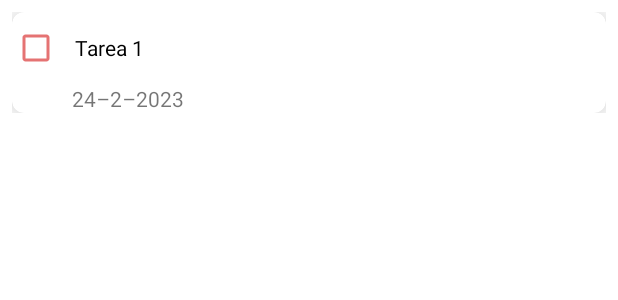
After one commit to Villoh/To-Do-List-Android, an Android app: the layout recycler_tarea.xml on its own in the app's theme, with its tools: preview values and no code run, on a phone screen of 412 x 824 dp. The commit adds this screen. Shown: the top 300 px of the screen. Run offline under Robolectric (Android 15) with nearby library versions, the phone set to English and light mode, and no system bars.

Commit message:
Vista recycler tarea realizada.

```diff
--- /dev/null
+++ b/app/src/main/res/layout/recycler_tarea.xml
@@ -0,0 +1,52 @@
+<?xml version="1.0" encoding="utf-8"?>
+<androidx.constraintlayout.widget.ConstraintLayout xmlns:android="http://schemas.android.com/apk/res/android"
+    xmlns:app="http://schemas.android.com/apk/res-auto"
+    xmlns:tools="http://schemas.android.com/tools"
+    android:layout_width="match_parent"
+    android:layout_height="wrap_content"
+    android:layout_margin="8dp">
+
+    <androidx.cardview.widget.CardView
+        android:layout_width="match_parent"
+        android:layout_height="match_parent"
+        app:cardCornerRadius="8dp"
+        app:cardElevation="8dp"
+        app:layout_constraintEnd_toEndOf="parent"
+        app:layout_constraintHorizontal_bias="0.5"
+        app:layout_constraintStart_toStartOf="parent"
+        app:layout_constraintTop_toTopOf="parent">
+
+        <androidx.constraintlayout.widget.ConstraintLayout
+            android:layout_width="match_parent"
+            android:layout_height="match_parent"
+            >
+
+            <com.google.android.material.checkbox.MaterialCheckBox
+                android:id="@+id/mCheckBoxTarea"
+                android:layout_width="match_parent"
+                android:layout_height="48dp"
+                android:buttonTint="@color/red_300"
+                android:paddingStart="10dp"
+                android:paddingEnd="0dp"
+                android:text="@string/checkbox_tarea"
+                app:layout_constraintEnd_toEndOf="parent"
+                app:layout_constraintHorizontal_bias="0.5"
+                app:layout_constraintStart_toStartOf="parent"
+                app:layout_constraintTop_toTopOf="parent"
+                tools:ignore="TextContrastCheck" />
+
+            <TextView
+                android:id="@+id/textViewFechaTarea"
+                android:layout_width="wrap_content"
+                android:layout_height="wrap_content"
+                android:layout_marginStart="40dp"
+                android:text="@string/text_view_fecha_tarea"
+                android:textSize="14sp"
+                app:layout_constraintStart_toStartOf="parent"
+                app:layout_constraintTop_toBottomOf="@+id/mCheckBoxTarea" />
+
+
+        </androidx.constraintlayout.widget.ConstraintLayout>
+    </androidx.cardview.widget.CardView>
+
+</androidx.constraintlayout.widget.ConstraintLayout>
--- a/app/src/main/res/values/strings.xml
+++ b/app/src/main/res/values/strings.xml
@@ -2,4 +2,6 @@
     <string name="app_name">To Do List</string>
     <string name="to_do_incioTextView">To Do</string>
     <string name="app_logo_content_description">App Logo</string>
+    <string name="text_view_fecha_tarea">24–2–2023</string>
+    <string name="checkbox_tarea">Tarea 1</string>
 </resources>
```
